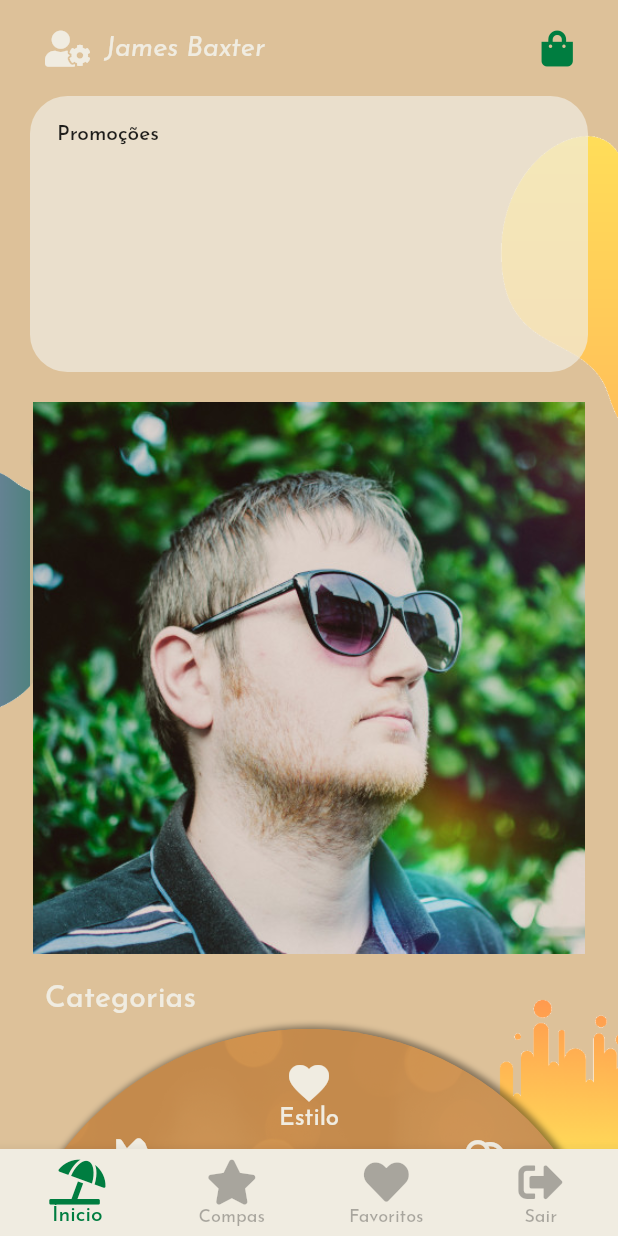
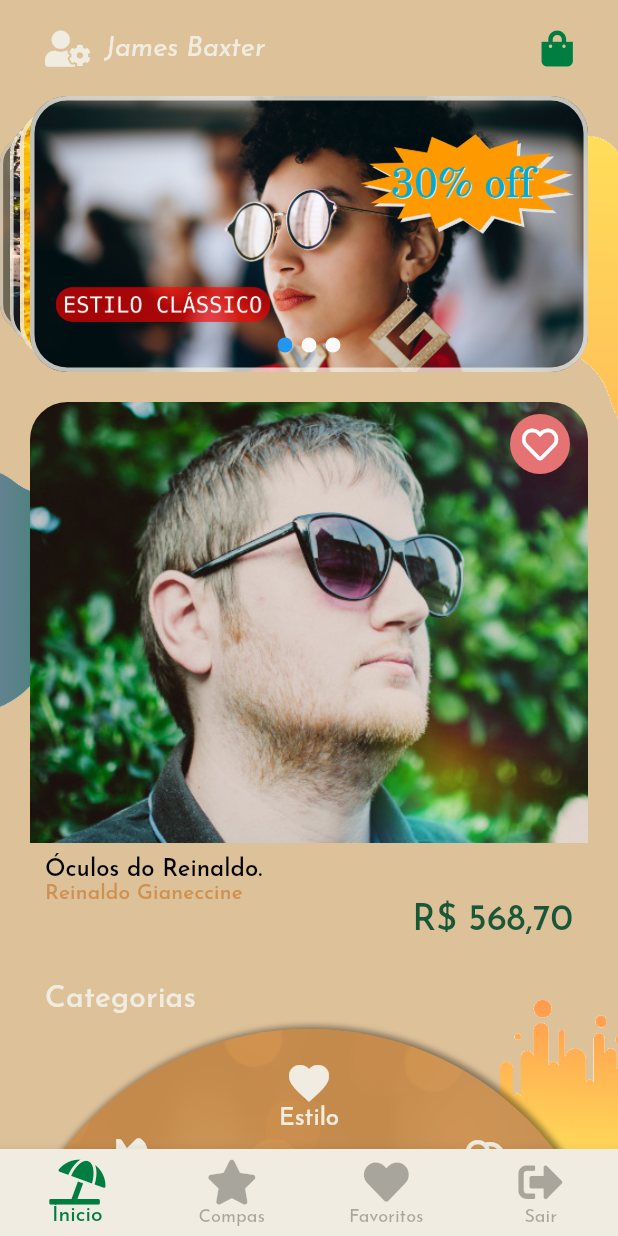
Before and after one commit to renatorv/fl_loja_virtual, a Flutter app: the screen it shows after launch, on a phone screen of 412 x 824 dp. Run offline on Flutter 3.47's test engine with Material 2 defaults, Android fonts, the light colour scheme and no system bars; our stand-ins replace flutter_swiper, font_awesome_flutter.

Commit message:
terminada a aula 10 - tudo OK

```diff
--- a/lib/view/home/destaques.dart
+++ b/lib/view/home/destaques.dart
@@ -1,4 +1,5 @@
 import 'package:flutter/material.dart';
+import 'package:font_awesome_flutter/font_awesome_flutter.dart';
 
 import '../layout.dart';
 
@@ -28,12 +29,80 @@ class Destaques extends StatelessWidget {
                           child: Stack(
                             children: [
                               Image.asset(
-                                'assets/images/produtos/prod-1.jpg',
+                                'assets/images/produtos/prod-${i + 1}.jpg',
                                 fit: BoxFit.cover,
                                 alignment: Alignment.center,
+                                width: MediaQuery.of(context).size.width - 40,
+                              ),
+                              Align(
+                                alignment: Alignment.topRight,
+                                child: (i % 2 == 0)
+                                    ? TextButton(
+                                        onPressed: () => null,
+                                        child: Container(
+                                          padding: EdgeInsets.all(8),
+                                          decoration: BoxDecoration(
+                                            color: Colors.red[300],
+                                            borderRadius: BorderRadius.circular(45),
+                                          ),
+                                          child: FaIcon(
+                                            FontAwesomeIcons.heart,
+                                            color: Colors.white,
+                                          ),
+                                        ),
+                                      )
+                                    : TextButton(
+                                        onPressed: () => null,
+                                        child: Container(
+                                          padding: EdgeInsets.all(8),
+                                          decoration: BoxDecoration(
+                                            color: Colors.red[300],
+                                            borderRadius: BorderRadius.circular(45),
+                                          ),
+                                          child: FaIcon(
+                                            FontAwesomeIcons.solidHeart,
+                                            color: Colors.white,
+                                          ),
+                                        ),
+                                      ),
                               ),
                             ],
                           ),
+                          borderRadius: BorderRadius.only(
+                            topRight: Radius.circular(25),
+                            topLeft: Radius.circular(25),
+                          ),
+                        ),
+                      ),
+                      Padding(
+                        padding: EdgeInsets.all(10),
+                        child: Column(
+                          crossAxisAlignment: CrossAxisAlignment.start,
+                          // mainAxisAlignment: MainAxisAlignment.start,
+                          children: [
+                            Text(
+                              'Óculos do Reinaldo.',
+                              style: Theme.of(context).textTheme.subtitle1.copyWith(
+                                    color: Layout.dark(),
+                                  ),
+                            ),
+                            Text(
+                              'Reinaldo Gianeccine',
+                              style: Theme.of(context).textTheme.subtitle2.copyWith(
+                                    color: Layout.secondaryDark(),
+                                  ),
+                            ),
+                            Align(
+                              alignment: Alignment.centerRight,
+                              child: Text(
+                                'R\$ 568,70',
+                                style: Theme.of(context).textTheme.subtitle1.copyWith(
+                                      color: Layout.primary(),
+                                      fontSize: 24,
+                                    ),
+                              ),
+                            ),
+                          ],
                         ),
                       ),
                     ],
--- a/lib/view/home/home_page.dart
+++ b/lib/view/home/home_page.dart
@@ -1,4 +1,5 @@
 import 'package:fl_loja_virtual/view/home/destaques.dart';
+import 'package:fl_loja_virtual/view/home/promo_banner.dart';
 import 'package:fl_loja_virtual/view/home/roda_categoria.dart';
 import 'package:fl_loja_virtual/view/layout.dart';
 import 'package:flutter/material.dart';
@@ -15,17 +16,7 @@ class HomePage extends StatelessWidget {
       children: [
         Expanded(
           flex: 1,
-          child: Container(
-            decoration: BoxDecoration(
-              color: Layout.light(.7),
-              borderRadius: BorderRadius.circular(25),
-            ),
-            margin: EdgeInsets.only(left: 20, right: 20),
-            padding: EdgeInsets.all(18),
-            width: MediaQuery.of(context).size.width,
-            height: 100,
-            child: Text('Promoções'),
-          ),
+          child: PromoBanner(),
         ),
         SizedBox(height: 20),
         Expanded(
--- /dev/null
+++ b/lib/view/home/promo_banner.dart
@@ -0,0 +1,72 @@
+import 'package:fl_loja_virtual/view/layout.dart';
+import 'package:flutter/material.dart';
+import 'package:flutter_swiper/flutter_swiper.dart';
+
+class PromoBanner extends StatelessWidget {
+  @override
+  Widget build(BuildContext context) {
+    return Swiper(
+      itemBuilder: (BuildContext context, int i) {
+        return Container(
+          // margin: EdgeInsets.only(
+          //   left: 20,
+          //   right: 20,
+          // ),
+          // width: MediaQuery.of(context).size.width - 40,
+          child: ClipRRect(
+            borderRadius: BorderRadius.circular(25),
+            child: Image.asset(
+              'assets/images/promocoes/promo-${i + 1}.png',
+              fit: BoxFit.cover,
+            ),
+          ),
+          foregroundDecoration: BoxDecoration(
+            border: Border.all(
+              width: 3,
+              color: Layout.light(.8),
+            ),
+            borderRadius: BorderRadius.circular(25),
+          ),
+        );
+      },
+      itemCount: 3,
+      autoplay: true,
+      duration: 700,
+      pagination: SwiperPagination(),
+      scale: 0.9,
+      viewportFraction: 0.85,
+      // curve: Curves.easeInOutBack, //https://api.flutter.dev/flutter/animation/Curves-class.html
+      layout: SwiperLayout.STACK,
+      itemWidth: MediaQuery.of(context).size.width - 40,
+      itemHeight: 200,
+      //configurações: aula 10 em 50 minutos
+    );
+    // return ListView(
+    //   physics: PageScrollPhysics(),
+    //   scrollDirection: Axis.horizontal,
+    //   children: List.generate(3, (int i) {
+    //     return Container(
+    //       margin: EdgeInsets.only(
+    //         left: 20,
+    //         right: 20,
+    //       ),
+    //       width: MediaQuery.of(context).size.width - 40,
+    //       child: ClipRRect(
+    //         borderRadius: BorderRadius.circular(25),
+    //         child: Image.asset(
+    //           'assets/images/promocoes/promo-${i + 1}.png',
+    //           fit: BoxFit.cover,
+    //         ),
+    //       ),
+    //       foregroundDecoration: BoxDecoration(
+    //         border: Border.all(
+    //           width: 3,
+    //           color: Layout.light(.8),
+    //         ),
+    //         borderRadius: BorderRadius.circular(25),
+    //       ),
+    //     );
+    //   }),
+    // );
+  }
+}
```
Also changed, not shown: pubspec.yaml (+8 -0 lines), pubspec.lock.
